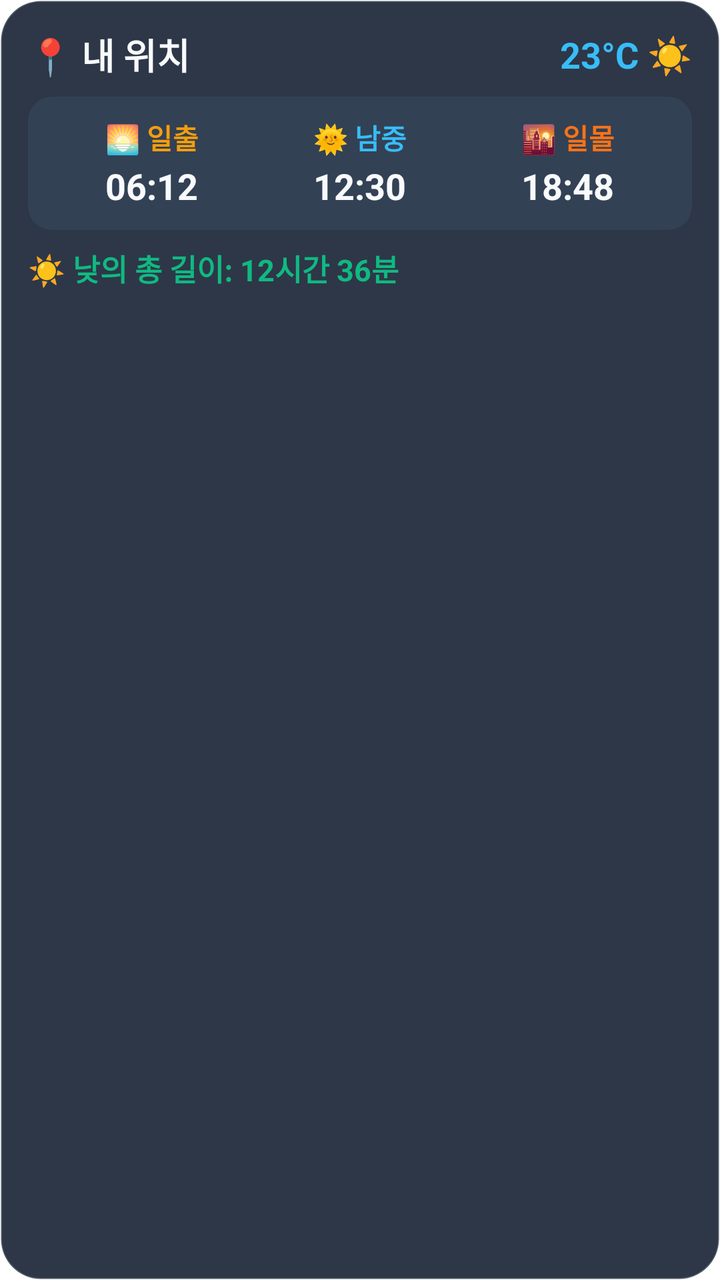
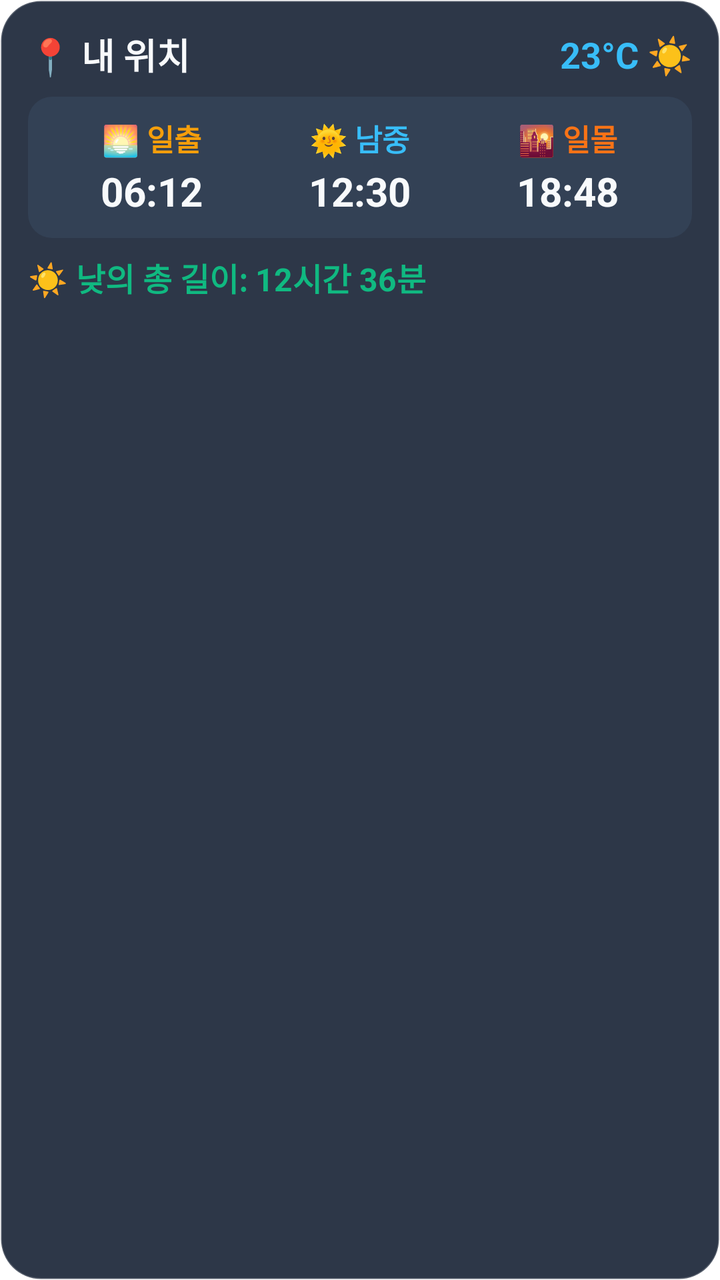

The first picture is an Android layout as it rendered before a commit; the second is the same layout after the commit. The layout source and the unified diff follow.
<!-- AndroidManifest.xml: fallback theme Theme.MaterialComponents.DayNight.NoActionBar -->
<!-- res/layout/widget_walk_golden_layout.xml -->
<?xml version="1.0" encoding="utf-8"?>
<LinearLayout xmlns:android="http://schemas.android.com/apk/res/android"
    android:id="@+id/widget_container_walk"
    android:layout_width="match_parent"
    android:layout_height="match_parent"
    android:background="@drawable/widget_bg_rounded"
    android:orientation="vertical"
    android:padding="14dp">

    
    <LinearLayout
        android:layout_width="match_parent"
        android:layout_height="wrap_content"
        android:orientation="horizontal"
        android:gravity="center_vertical">

        <TextView
            android:id="@+id/tv_walk_location"
            android:layout_width="0dp"
            android:layout_height="wrap_content"
            android:layout_weight="1"
            android:text="📍 내 위치"
            android:textColor="@color/text_primary"
            android:textSize="18sp"
            android:textStyle="bold" />

        <TextView
            android:id="@+id/tv_walk_temp"
            android:layout_width="wrap_content"
            android:layout_height="wrap_content"
            android:text="23°C ☀️"
            android:textColor="@color/accent_blue"
            android:textSize="18sp"
            android:textStyle="bold" />
    </LinearLayout>

    
    <LinearLayout
        android:layout_width="match_parent"
        android:layout_height="wrap_content"
        android:layout_marginTop="8dp"
        android:background="@drawable/widget_card_item_bg"
        android:orientation="horizontal"
        android:padding="10dp">

        
        <LinearLayout
            android:layout_width="0dp"
            android:layout_height="wrap_content"
            android:layout_weight="1"
            android:orientation="vertical"
            android:gravity="center">

            <TextView
                android:layout_width="wrap_content"
                android:layout_height="wrap_content"
                android:text="🌅 일출"
                android:textColor="@color/accent_sun"
                android:textSize="14sp"
                android:textStyle="bold" />

            <TextView
                android:id="@+id/tv_walk_sunrise"
                android:layout_width="wrap_content"
                android:layout_height="wrap_content"
                android:layout_marginTop="2dp"
                android:text="06:12"
                android:textColor="@color/text_primary"
                android:textSize="18sp"
                android:textStyle="bold" />
        </LinearLayout>

        
        <LinearLayout
            android:layout_width="0dp"
            android:layout_height="wrap_content"
            android:layout_weight="1"
            android:orientation="vertical"
            android:gravity="center">

            <TextView
                android:layout_width="wrap_content"
                android:layout_height="wrap_content"
                android:text="🌞 남중"
                android:textColor="@color/accent_blue"
                android:textSize="14sp"
                android:textStyle="bold" />

            <TextView
                android:id="@+id/tv_walk_noon"
                android:layout_width="wrap_content"
                android:layout_height="wrap_content"
                android:layout_marginTop="2dp"
                android:text="12:30"
                android:textColor="@color/text_primary"
                android:textSize="18sp"
                android:textStyle="bold" />
        </LinearLayout>

        
        <LinearLayout
            android:layout_width="0dp"
            android:layout_height="wrap_content"
            android:layout_weight="1"
            android:orientation="vertical"
            android:gravity="center">

            <TextView
                android:layout_width="wrap_content"
                android:layout_height="wrap_content"
                android:text="🌇 일몰"
                android:textColor="@color/accent_sunset"
                android:textSize="14sp"
                android:textStyle="bold" />

            <TextView
                android:id="@+id/tv_walk_sunset"
                android:layout_width="wrap_content"
                android:layout_height="wrap_content"
                android:layout_marginTop="2dp"
                android:text="18:48"
                android:textColor="@color/text_primary"
                android:textSize="18sp"
                android:textStyle="bold" />
        </LinearLayout>
    </LinearLayout>

    
    <TextView
        android:id="@+id/tv_walk_day_length"
        android:layout_width="match_parent"
        android:layout_height="wrap_content"
        android:layout_marginTop="8dp"
        android:text="☀️ 낮의 총 길이: 12시간 36분"
        android:textColor="@color/accent_green"
        android:textSize="15sp"
        android:textStyle="bold" />
</LinearLayout>
<!-- resources referenced by this layout -->
<resources>
  <color name="accent_blue">#38BDF8</color>
  <color name="accent_green">#10B981</color>
  <color name="accent_sun">#F59E0B</color>
  <color name="accent_sunset">#F97316</color>
  <color name="text_primary">#F8FAFC</color>
  <!-- drawable widget_bg_rounded (drawable) -->
  <?xml version="1.0" encoding="utf-8"?>
  <shape xmlns:android="http://schemas.android.com/apk/res/android"
      android:shape="rectangle">
      <solid android:color="@color/widget_bg" />
      <corners android:radius="20dp" />
      <stroke
          android:width="1dp"
          android:color="#33FFFFFF" />
  </shape>
  <!-- drawable widget_card_item_bg (drawable) -->
  <?xml version="1.0" encoding="utf-8"?>
  <shape xmlns:android="http://schemas.android.com/apk/res/android"
      android:shape="rectangle">
      <solid android:color="@color/widget_card_solid" />
      <corners android:radius="12dp" />
  </shape>
  <color name="widget_bg">#EE1E293B</color>
  <color name="widget_card_solid">#334155</color>
</resources>

<!-- the commit's change to res/layout/widget_walk_golden_layout.xml (unified diff, before → after) -->
@@ -56,7 +56,7 @@
                 android:layout_height="wrap_content"
                 android:text="🌅 일출"
                 android:textColor="@color/accent_sun"
-                android:textSize="14sp"
+                android:textSize="15sp"
                 android:textStyle="bold" />
 
             <TextView
@@ -66,7 +66,7 @@
                 android:layout_marginTop="2dp"
                 android:text="06:12"
                 android:textColor="@color/text_primary"
-                android:textSize="18sp"
+                android:textSize="20sp"
                 android:textStyle="bold" />
         </LinearLayout>
 
@@ -83,7 +83,7 @@
                 android:layout_height="wrap_content"
                 android:text="🌞 남중"
                 android:textColor="@color/accent_blue"
-                android:textSize="14sp"
+                android:textSize="15sp"
                 android:textStyle="bold" />
 
             <TextView
@@ -93,7 +93,7 @@
                 android:layout_marginTop="2dp"
                 android:text="12:30"
                 android:textColor="@color/text_primary"
-                android:textSize="18sp"
+                android:textSize="20sp"
                 android:textStyle="bold" />
         </LinearLayout>
 
@@ -110,7 +110,7 @@
                 android:layout_height="wrap_content"
                 android:text="🌇 일몰"
                 android:textColor="@color/accent_sunset"
-                android:textSize="14sp"
+                android:textSize="15sp"
                 android:textStyle="bold" />
 
             <TextView
@@ -120,7 +120,7 @@
                 android:layout_marginTop="2dp"
                 android:text="18:48"
                 android:textColor="@color/text_primary"
-                android:textSize="18sp"
+                android:textSize="20sp"
                 android:textStyle="bold" />
         </LinearLayout>
     </LinearLayout>
@@ -133,6 +133,6 @@
         android:layout_marginTop="8dp"
         android:text="☀️ 낮의 총 길이: 12시간 36분"
         android:textColor="@color/accent_green"
-        android:textSize="15sp"
+        android:textSize="16sp"
         android:textStyle="bold" />
 </LinearLayout>
